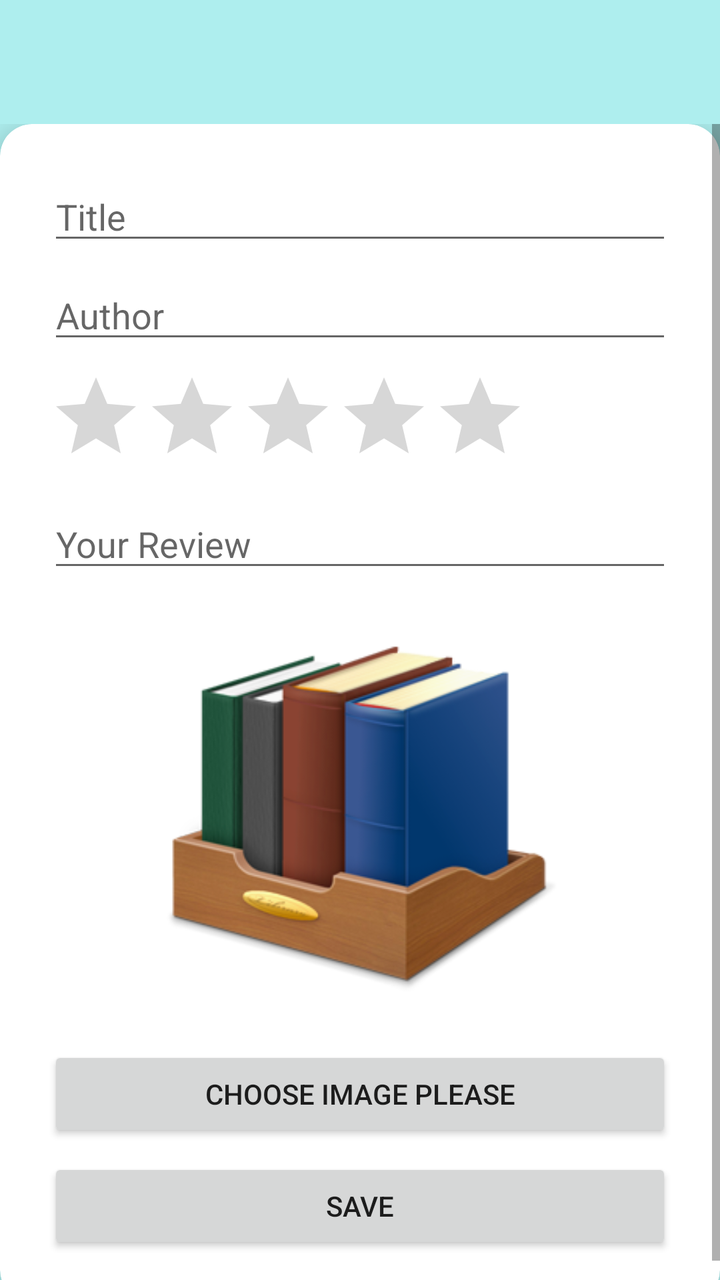
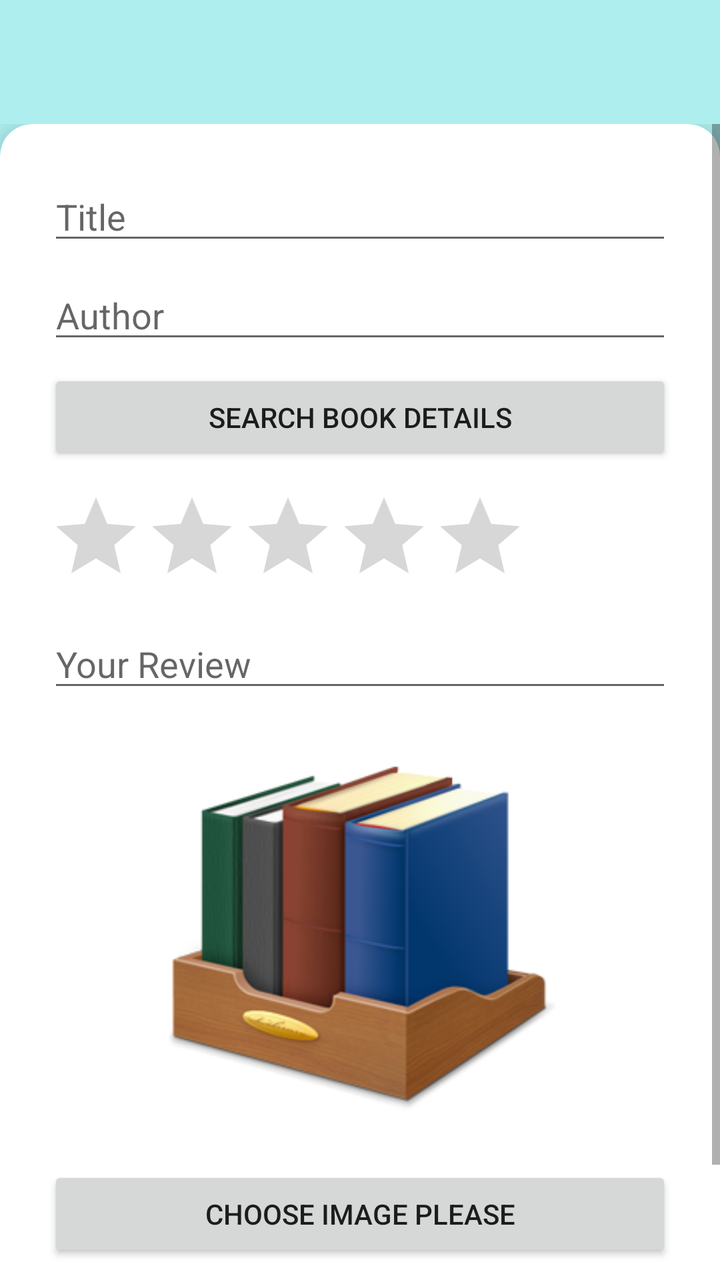

Before-and-after screenshots of an Android layout around one commit, followed by the original layout XML and the change that was made.
<!-- AndroidManifest.xml: application theme Theme.BookClub -->
<!-- res/layout/fragment_book_edit.xml -->
<?xml version="1.0" encoding="utf-8"?>
<ScrollView
    xmlns:android="http://schemas.android.com/apk/res/android"
    xmlns:app="http://schemas.android.com/apk/res-auto"
    xmlns:tools="http://schemas.android.com/tools"
    android:layout_width="match_parent"
    android:layout_height="match_parent"
    android:background="@color/light_blue"
    android:paddingTop="62dp"
    tools:context=".ui.fragment.BookEditFragment">

    <androidx.cardview.widget.CardView
        android:layout_width="match_parent"
        android:layout_height="wrap_content"
        app:cardCornerRadius="16dp"
        app:cardElevation="8dp"
        android:layout_marginBottom="16dp"
        app:cardBackgroundColor="@android:color/white">

        <LinearLayout
            android:layout_width="match_parent"
            android:layout_height="wrap_content"
            android:orientation="vertical"
            android:padding="24dp">

            <EditText
                android:id="@+id/editTitle"
                android:hint="@string/title"
                android:layout_width="match_parent"
                android:layout_height="wrap_content" />

            <EditText
                android:id="@+id/editAuthor"
                android:hint="@string/author"
                android:layout_width="match_parent"
                android:layout_height="wrap_content"
                android:layout_marginTop="8dp" />

            <RatingBar
                android:id="@+id/ratingBar"
                android:layout_width="wrap_content"
                android:layout_height="wrap_content"
                android:numStars="5"
                android:layout_marginTop="8dp" />

            <EditText
                android:id="@+id/editReview"
                android:hint="@string/review"
                android:layout_width="match_parent"
                android:layout_height="wrap_content"
                android:layout_marginTop="8dp" />


            <ImageView
                android:id="@+id/imageView"
                android:layout_width="200dp"
                android:layout_height="200dp"
                android:layout_gravity="center"
                android:layout_marginTop="16dp"
                android:src="@drawable/book_cover" />

            <Button
                android:id="@+id/buttonPickImage"
                android:layout_width="match_parent"
                android:layout_height="wrap_content"
                android:text="@string/choose_image"
                android:layout_marginTop="16dp" />

            <Button
                android:id="@+id/buttonSave"
                android:layout_width="match_parent"
                android:layout_height="wrap_content"
                android:text="@string/save"
                android:layout_marginTop="8dp" />

        </LinearLayout>
    </androidx.cardview.widget.CardView>
</ScrollView>
<!-- resources referenced by this layout -->
<resources>
  <color name="light_blue">#AEEEEE</color>
  <!-- drawable book_cover: png bitmap (drawable, 49766 bytes) -->
  <string name="author">Author</string>
  <string name="choose_image">Choose Image PLEASE</string>
  <string name="review">Your Review</string>
  <string name="save">Save</string>
  <string name="title">Title</string>
  <style name="Theme.BookClub" parent="Theme.MaterialComponents.DayNight.NoActionBar">
      
      <item name="colorPrimary">@color/black</item>
      <item name="colorPrimaryVariant">@color/black</item>
      <item name="colorOnPrimary">@color/white</item>
  </style>
  <color name="black">#FF000000</color>
  <color name="white">#FFFFFFFF</color>
</resources>

<!-- the commit's change to res/layout/fragment_book_edit.xml (unified diff, before → after) -->
@@ -36,12 +36,27 @@
                 android:layout_height="wrap_content"
                 android:layout_marginTop="8dp" />
 
+            <Button
+                android:id="@+id/buttonFetchBook"
+                android:layout_width="match_parent"
+                android:layout_height="wrap_content"
+                android:text="@string/search_book_details"
+                android:layout_marginTop="8dp" />
+
+            <ProgressBar
+                android:id="@+id/progressBar"
+                android:layout_width="wrap_content"
+                android:layout_height="wrap_content"
+                android:layout_gravity="center_horizontal"
+                android:layout_marginTop="12dp"
+                android:visibility="gone" />
+
             <RatingBar
                 android:id="@+id/ratingBar"
                 android:layout_width="wrap_content"
                 android:layout_height="wrap_content"
                 android:numStars="5"
-                android:layout_marginTop="8dp" />
+                android:layout_marginTop="12dp" />
 
             <EditText
                 android:id="@+id/editReview"
@@ -49,7 +64,6 @@
                 android:layout_width="match_parent"
                 android:layout_height="wrap_content"
                 android:layout_marginTop="8dp" />
-
 
             <ImageView
                 android:id="@+id/imageView"
<!-- resource entries referenced after the edit -->
@@ -6,6 +6,7 @@
   <string name="choose_image">Choose Image PLEASE</string>
   <string name="review">Your Review</string>
   <string name="save">Save</string>
+  <string name="search_book_details">Search book details</string>
   <string name="title">Title</string>
   <style name="Theme.BookClub" parent="Theme.MaterialComponents.DayNight.NoActionBar">
       
